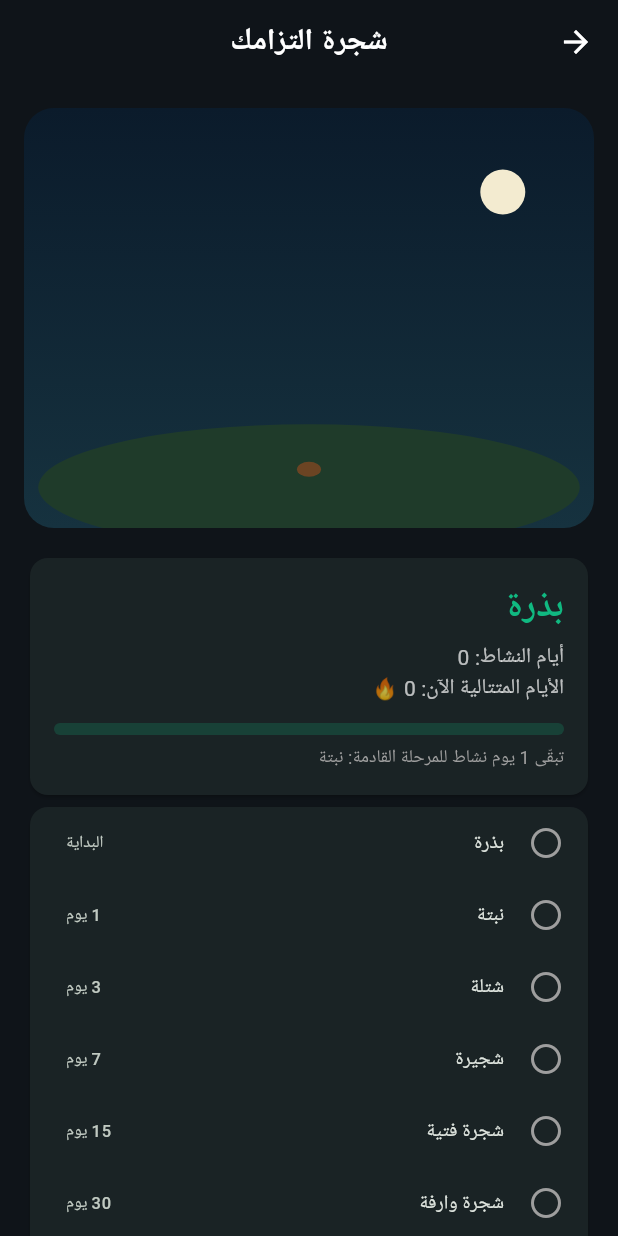
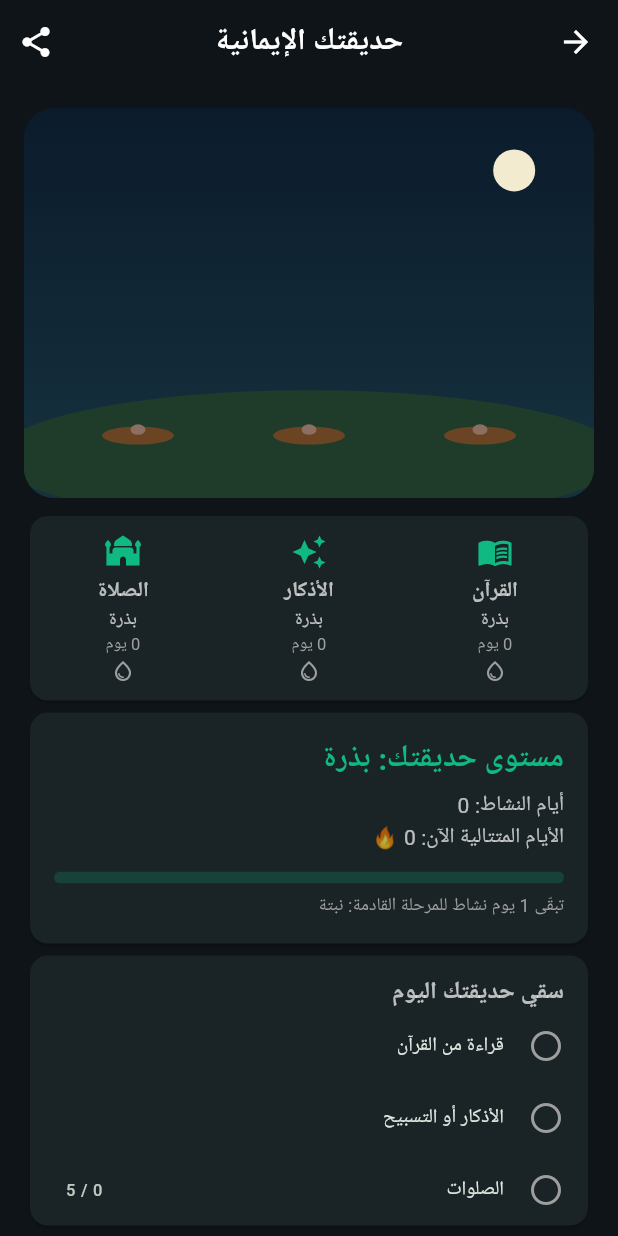
Before and after one commit to k8d67nw45b-ctrl/mslm, a Flutter app: the GrowthScreen screen opened directly, on a phone screen of 412 x 824 dp. Run offline on Flutter 3.47's test engine with Material 3 defaults, Android fonts, the phone set to English and light mode, and no system bars; our stand-ins replace adhan, audioplayers, flutter_compass, flutter_local_notifications, geolocator, hijri and 3 more; accounts and stored records are empty; network calls fail; Roboto replaces fonts that are missing (Tajawal).

Commit message:
Update growth_screen.dart

```diff
--- a/lib/screens/growth_screen.dart
+++ b/lib/screens/growth_screen.dart
@@ -1,8 +1,9 @@
 import 'package:flutter/material.dart';
+import 'package:flutter/services.dart';
 import '../core/constants.dart';
+import 'garden_service.dart';
+import 'garden_view.dart';
 import 'growth_service.dart';
-import 'growth_tree.dart';
-import 'stats_service.dart';
 
 class GrowthScreen extends StatefulWidget {
   const GrowthScreen({Key? key}) : super(key: key);
@@ -12,9 +13,7 @@ class GrowthScreen extends StatefulWidget {
 }
 
 class _GrowthScreenState extends State<GrowthScreen> {
-  int days = 0;
-  int streak = 0;
-  bool loaded = false;
+  GardenData? g;
 
   @override
   void initState() {
@@ -23,36 +22,110 @@ class _GrowthScreenState extends State<GrowthScreen> {
   }
 
   Future<void> _load() async {
-    final d = await loadActiveDays();
-    final s = await loadStreak();
+    final d = await loadGarden();
     if (!mounted) return;
-    setState(() {
-      days = d;
-      streak = s;
-      loaded = true;
-    });
+    setState(() => g = d);
+  }
+
+  Future<void> _share(GardenData d) async {
+    await Clipboard.setData(ClipboardData(text: gardenShareText(d)));
+    if (!mounted) return;
+    ScaffoldMessenger.of(context).showSnackBar(
+      const SnackBar(content: Text('تم نسخ إنجازك، الصقه بواتساب أو أي تطبيق')),
+    );
+  }
+
+  Widget _plantInfo(String title, IconData icon, int days, bool today) {
+    final lv = plantLevel(days);
+    return Expanded(
+      child: Column(
+        children: [
+          Icon(icon, color: kGreen),
+          const SizedBox(height: 4),
+          Text(title, style: const TextStyle(fontWeight: FontWeight.bold)),
+          Text(kPlantStages[lv], style: const TextStyle(fontSize: 12)),
+          Text('$days يوم',
+              style: const TextStyle(fontSize: 11, color: Colors.grey)),
+          const SizedBox(height: 2),
+          Icon(
+            today ? Icons.water_drop : Icons.water_drop_outlined,
+            size: 16,
+            color: today ? Colors.lightBlue : Colors.grey,
+          ),
+        ],
+      ),
+    );
+  }
+
+  Widget _todayRow(String text, bool ok, {String? extra}) {
+    return ListTile(
+      dense: true,
+      leading: Icon(
+        ok ? Icons.check_circle : Icons.radio_button_unchecked,
+        color: ok ? kGreen : Colors.grey,
+      ),
+      title: Text(text),
+      trailing: extra == null ? null : Text(extra),
+    );
   }
 
   @override
   Widget build(BuildContext context) {
-    if (!loaded) {
+    final d = g;
+    if (d == null) {
       return Scaffold(
-        appBar: AppBar(title: const Text('شجرة التزامك')),
+        appBar: AppBar(title: const Text('حديقتك الإيمانية')),
         body: const Center(child: CircularProgressIndicator()),
       );
     }
+    final days = d.totalDays;
     final lvl = stageOf(days);
     final last = lvl >= kStageDays.length - 1;
     final from = kStageDays[lvl];
     final to = last ? from : kStageDays[lvl + 1];
     final prog = last || to == from ? 1.0 : (days - from) / (to - from);
+    final badges = badgesOf(d);
+    final gotN = badges.where((b) => b.got).length;
     return Scaffold(
-      appBar: AppBar(title: const Text('شجرة التزامك')),
+      appBar: AppBar(
+        title: const Text('حديقتك الإيمانية'),
+        actions: [
+          IconButton(
+            tooltip: 'شارك إنجازك',
+            icon: const Icon(Icons.share),
+            onPressed: () => _share(d),
+          ),
+        ],
+      ),
       body: ListView(
         padding: const EdgeInsets.all(kPaddingMedium),
         children: [
-          GrowthTree(level: lvl, streak: streak, height: 280),
-          const SizedBox(height: kPaddingMedium),
+          GardenView(
+            quran: plantLevel(d.quranDays),
+            adhkar: plantLevel(d.adhkarDays),
+            prayer: plantLevel(d.prayerDays),
+            quranToday: d.quranToday,
+            adhkarToday: d.adhkarToday,
+            prayerToday: d.prayersToday > 0,
+          ),
+          const SizedBox(height: kPaddingSmall),
+          Card(
+            color: kCardBackground,
+            child: Padding(
+              padding: const EdgeInsets.symmetric(vertical: 12),
+              child: Row(
+                crossAxisAlignment: CrossAxisAlignment.start,
+                children: [
+                  _plantInfo('القرآن', Icons.menu_book, d.quranDays,
+                      d.quranToday),
+                  _plantInfo('الأذكار', Icons.auto_awesome, d.adhkarDays,
+                      d.adhkarToday),
+                  _plantInfo('الصلاة', Icons.mosque, d.prayerDays,
+                      d.prayersToday > 0),
+                ],
+              ),
+            ),
+          ),
           Card(
             color: kCardBackground,
             child: Padding(
@@ -61,16 +134,16 @@ class _GrowthScreenState extends State<GrowthScreen> {
                 crossAxisAlignment: CrossAxisAlignment.start,
                 children: [
                   Text(
-                    kStageNames[lvl],
+                    'مستوى حديقتك: ${kStageNames[lvl]}',
                     style: const TextStyle(
-                      fontSize: 24,
+                      fontSize: 20,
                       fontWeight: FontWeight.bold,
                       color: kGreen,
                     ),
                   ),
                   const SizedBox(height: 6),
                   Text('أيام النشاط: $days'),
-                  Text('الأيام المتتالية الآن: $streak 🔥'),
+                  Text('الأيام المتتالية الآن: ${d.streak} 🔥'),
                   const SizedBox(height: 12),
                   ClipRRect(
                     borderRadius: BorderRadius.circular(6),
@@ -96,31 +169,65 @@ class _GrowthScreenState extends State<GrowthScreen> {
           Card(
             color: kCardBackground,
             child: Column(
+              crossAxisAlignment: CrossAxisAlignment.start,
               children: [
-                for (var i = 0; i < kStageNames.length; i++)
-                  ListTile(
-                    dense: true,
-                    leading: Icon(
-                      days >= kStageDays[i] && (i > 0 || days > 0)
-                          ? Icons.check_circle
-                          : Icons.radio_button_unchecked,
-                      color: days >= kStageDays[i] && (i > 0 || days > 0)
-                          ? kGreen
-                          : Colors.grey,
-                    ),
-                    title: Text(kStageNames[i]),
-                    trailing: Text(
-                      i == 0 ? 'البداية' : '${kStageDays[i]} يوم',
-                    ),
+                const Padding(
+                  padding: EdgeInsets.fromLTRB(16, 12, 16, 0),
+                  child: Text('سقي حديقتك اليوم',
+                      style:
+                          TextStyle(fontSize: 16, fontWeight: FontWeight.bold)),
+                ),
+                _todayRow('قراءة من القرآن', d.quranToday),
+                _todayRow('الأذكار أو التسبيح', d.adhkarToday),
+                _todayRow('الصلوات', d.prayersToday >= 5,
+                    extra: '${d.prayersToday} / 5'),
+              ],
+            ),
+          ),
+          Card(
+            color: kCardBackground,
+            child: Padding(
+              padding: const EdgeInsets.all(kPaddingMedium),
+              child: Column(
+                crossAxisAlignment: CrossAxisAlignment.start,
+                children: [
+                  Text('الإنجازات ($gotN / ${badges.length})',
+                      style: const TextStyle(
+                          fontSize: 16, fontWeight: FontWeight.bold)),
+                  const SizedBox(height: 10),
+                  Wrap(
+                    spacing: 8,
+                    runSpacing: 8,
+                    children: [
+                      for (final b in badges)
+                        Tooltip(
+                          message: b.hint,
+                          child: Chip(
+                            avatar: Icon(b.icon,
+                                size: 18,
+                                color: b.got ? kGreen : Colors.grey),
+                            label: Text(b.title,
+                                style: TextStyle(
+                                    fontSize: 12,
+                                    color: b.got ? null : Colors.grey)),
+                          ),
+                        ),
+                    ],
                   ),
-              ],
+                  const SizedBox(height: 8),
+                  for (final b in badges.where((x) => !x.got).take(3))
+                    Text('• ${b.title}: ${b.hint}',
+                        style:
+                            const TextStyle(fontSize: 12, color: Colors.grey)),
+                ],
+              ),
             ),
           ),
           const Padding(
             padding: EdgeInsets.all(12),
             child: Text(
-              'يحسب اليوم نشاطاً إذا قرأت صفحة من القرآن أو سبّحت أو قرأت '
-              'شيئاً من الأذكار. الشجرة لا تنقص أبداً، حتى لو انقطعت يوماً.',
+              'كل نبتة تكبر بأيام التزامك بها: القرآن، الأذكار والتسبيح، '
+              'والصلوات المسجّلة. الحديقة لا تذبل أبداً، حتى لو انقطعت يوماً.',
               style: TextStyle(color: Colors.grey, fontSize: 12),
             ),
           ),
```
